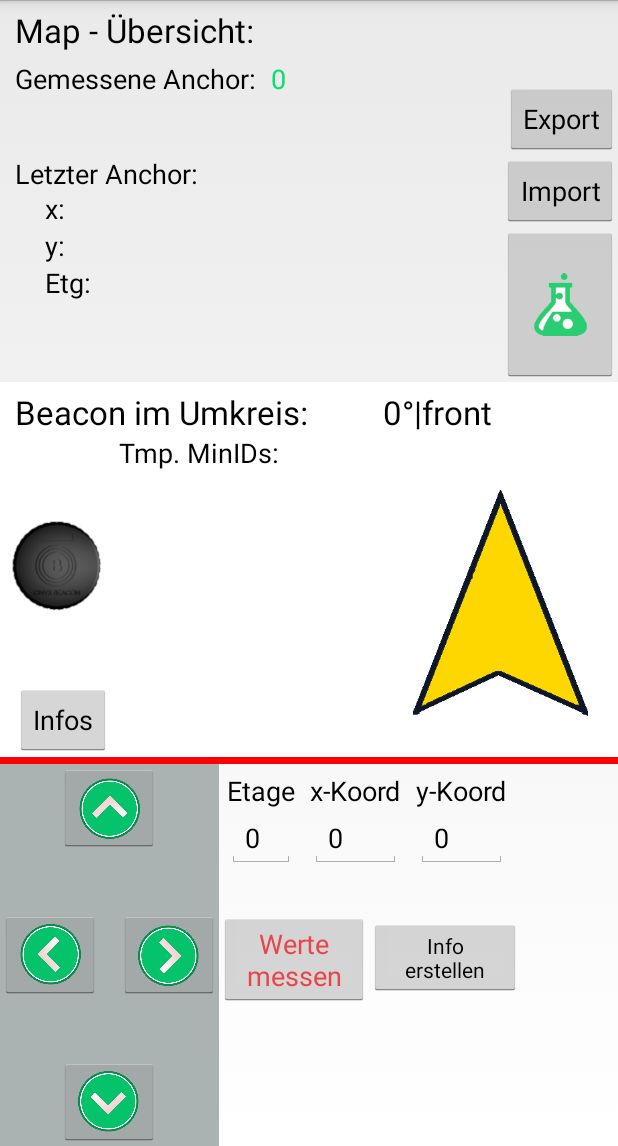
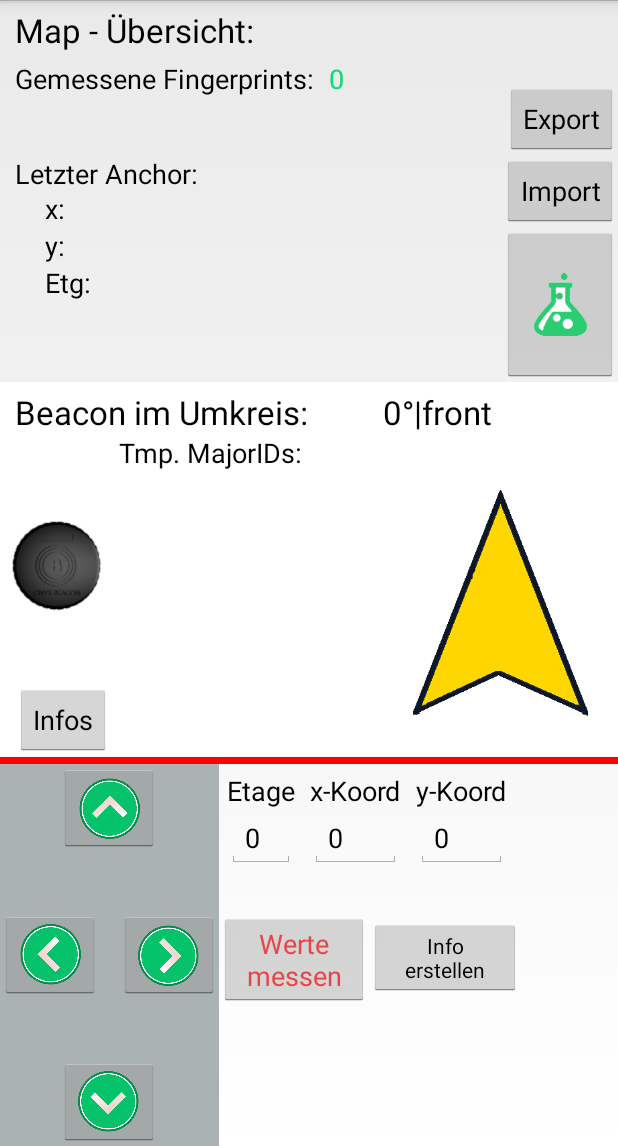
Before and after one commit to TomAussenhofer/ViibeNav_RadioMapper, an Android app: the MainActivity screen opened directly, with no data from a screen before it, on a phone screen of 412 x 824 dp, the part 90-1236 px from its top. Run offline under Robolectric (Android 15) with nearby library versions, the phone set to English and light mode, and no system bars; 1 statement that could not run was skipped.

Commit message:
Bugfixes, layout abgeändert, UXP verbessert

```diff
--- a/app/src/main/java/de/beacon/tom/viibenav_radiomapper/controller/Application.java
+++ b/app/src/main/java/de/beacon/tom/viibenav_radiomapper/controller/Application.java
@@ -175,7 +175,12 @@ public class Application{
     }
 
     public void onSensorChangedOperation(SensorEvent event){sh.onSensorChangedOperation(event);}
-    public void onResumeOperation(MainActivity n){sh.onResumeOperation(n);}
+
+    public void onResume(MainActivity main){
+        sh.onResumeOperation(main);
+        updateLayer1();
+    }
+
     public void onPauseOperation(MainActivity n){sh.onPauseOperation(n);}
 
     public void updateLayer1(){
@@ -237,7 +242,7 @@ public class Application{
         aid.show(main.getFragmentManager(), "MyDF");
     }
 
-    public Info getAddInfo() {
+    public Info getInfo() {
         return addInfo;
     }
 
--- a/app/src/main/java/de/beacon/tom/viibenav_radiomapper/controller/MainActivity.java
+++ b/app/src/main/java/de/beacon/tom/viibenav_radiomapper/controller/MainActivity.java
@@ -131,7 +131,7 @@ public class MainActivity extends Activity implements SensorEventListener {
     protected void onResume() {
         super.onResume();
 
-        applicationUI.onResumeOperation(this);
+        applicationUI.onResume(this);
         /*
          * Check for Bluetooth LE Support.  In production, our manifest entry will keep this
          * from installing on these devices, but this will allow test devices or other
--- a/app/src/main/java/de/beacon/tom/viibenav_radiomapper/controller/TestAreaActivity.java
+++ b/app/src/main/java/de/beacon/tom/viibenav_radiomapper/controller/TestAreaActivity.java
@@ -155,6 +155,7 @@ public class TestAreaActivity extends Activity implements AdapterView.OnItemSele
                     }
 
                     dialog.dismiss();
+                    RadioMap.getRadioMap().deleteData();
                 }
             });
             builder.setNegativeButton(android.R.string.cancel, new DialogInterface.OnClickListener() {
--- a/app/src/main/java/de/beacon/tom/viibenav_radiomapper/model/fragment/SecondMeasureDialog.java
+++ b/app/src/main/java/de/beacon/tom/viibenav_radiomapper/model/fragment/SecondMeasureDialog.java
@@ -127,7 +127,6 @@ public class SecondMeasureDialog  extends DialogFragment {
         };
 
         private void cleanUp(){
-            main.getApplicationUI().updateLayer1();
             exec.shutdown();
         }
 
--- a/app/src/main/res/layout/activity_main.xml
+++ b/app/src/main/res/layout/activity_main.xml
@@ -50,7 +50,7 @@
                 android:layout_width="wrap_content"
                 android:layout_height="wrap_content"
                 android:textAppearance="?android:attr/textAppearanceMedium"
-                android:text="Gemessene Anchor:"
+                android:text="Gemessene Fingerprints:"
                 android:id="@+id/textView7"
                 android:layout_below="@+id/textView4"
                 android:layout_alignStart="@+id/textView4"
@@ -238,7 +238,7 @@
                         android:layout_width="wrap_content"
                         android:layout_height="wrap_content"
                         android:textAppearance="?android:attr/textAppearanceMedium"
-                        android:text="Tmp. MinIDs:"
+                        android:text="Tmp. MajorIDs:"
                         android:id="@+id/textView5"
                         android:textColor="#000000"
                         android:layout_toEndOf="@+id/imageView"
```
Also changed, not shown: app/src/main/java/de/beacon/tom/viibenav_radiomapper/model/Measurement.java (+5 -4 lines), app/src/main/java/de/beacon/tom/viibenav_radiomapper/model/RadioMap.java (+5 -12 lines), app/src/main/java/de/beacon/tom/viibenav_radiomapper/model/beaconFilter/MinorFilter.java (+5 -5 lines), app/src/main/java/de/beacon/tom/viibenav_radiomapper/model/fragment/AddInfoDialog.java (+4 -6 lines), app/src/main/res/layout/dialog_second_measure.xml (+10 -8 lines).
